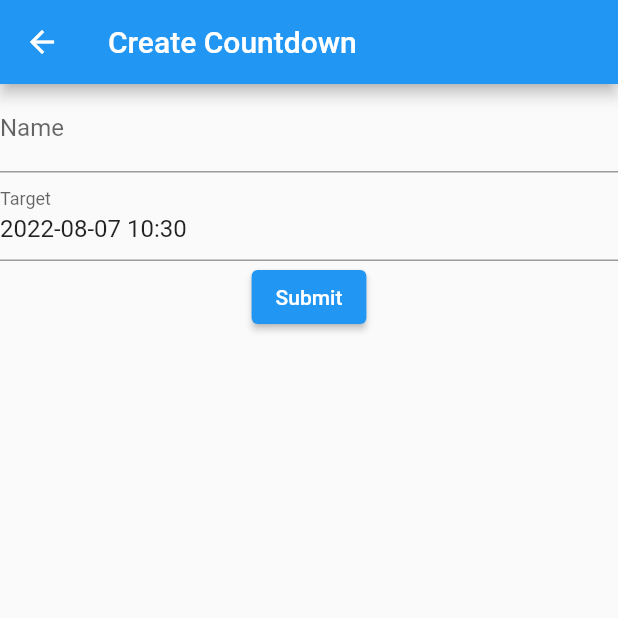
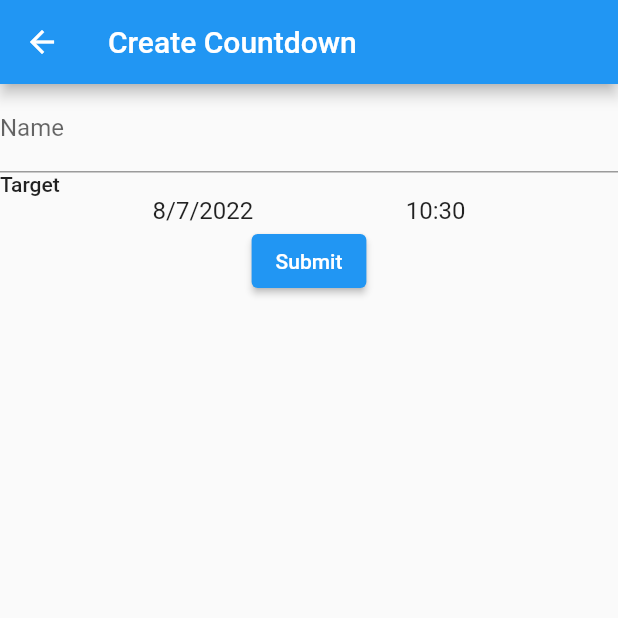
Before and after one commit to soikkea/countdown-timer-app, a Flutter app: the EditCountdownTimerView screen opened by its route, on a phone screen of 412 x 824 dp, the top half of it. Run offline on Flutter 3.47's test engine with Material 2 defaults, Android fonts, the phone set to English and light mode, and no system bars; our stand-ins replace shared_preferences, sqflite; accounts and stored records are empty; generated files the repository leaves out were written again.

```diff
--- a/lib/src/countdown/edit_countdown_view.dart
+++ b/lib/src/countdown/edit_countdown_view.dart
@@ -27,38 +27,8 @@ class CountdownTimerForm extends StatefulWidget {
 
 class _CountdownTimerFormState extends State<CountdownTimerForm> {
   final _formKey = GlobalKey<FormState>();
-  final _nameController = TextEditingController();
+  String _name = '';
   DateTime _target = DateTime.now();
-  final _targetController = TextEditingController();
-
-  TimeOfDay get _targetTimeOfDay => TimeOfDay.fromDateTime(_target);
-
-  DateTime _combineDateAndTime(DateTime date, TimeOfDay time) {
-    return DateTime(date.year, date.month, date.day, time.hour, time.minute);
-  }
-
-  Future<void> _pickTargetDateTime() async {
-    final date = await showDatePicker(
-        context: context,
-        initialDate: _target,
-        firstDate: DateTime(1900),
-        lastDate: DateTime(2100));
-    if (date == null) {
-      return;
-    }
-    final time =
-        await showTimePicker(context: context, initialTime: _targetTimeOfDay);
-    if (time == null) {
-      return;
-    }
-    setState(() {
-      _target = _combineDateAndTime(date, time);
-    });
-  }
-
-  String _formatTarget() {
-    return DateFormat("yyyy-MM-dd HH:mm").format(_target);
-  }
 
   @override
   void initState() {
@@ -67,54 +37,146 @@ class _CountdownTimerFormState extends State<CountdownTimerForm> {
 
   @override
   void dispose() {
-    _nameController.dispose();
     super.dispose();
   }
 
   @override
   Widget build(BuildContext context) {
-    _targetController.text = _formatTarget();
-
     return Form(
         key: _formKey,
         child: Column(
           children: [
             TextFormField(
-              decoration: const InputDecoration(labelText: 'Name'),
+              decoration: const InputDecoration(
+                labelText: 'Name',
+              ),
               validator: (value) {
                 if (value == null || value.isEmpty) {
                   return "Name can't be empty";
                 }
                 return null;
               },
-              controller: _nameController,
+              onChanged: (value) {
+                setState(() {
+                  _name = value;
+                });
+              },
             ),
-            TextFormField(
-              controller: _targetController,
-              decoration: const InputDecoration(labelText: 'Target'),
-              readOnly: true,
-              onTap: () {
-                _pickTargetDateTime();
+            _FormDateTimePicker(
+              date: _target,
+              onChanged: (value) {
+                setState(() {
+                  _target = value;
+                });
               },
+              title: 'Target',
             ),
             ElevatedButton(
               onPressed: () {
                 if (_formKey.currentState!.validate()) {
-                    // TODO handle valid data
                   final newCountdown = CountdownTimer(
                     id: 0,
-                        name: _nameController.text,
+                    name: _name,
                     startTime: _target.toUtc(),
-                        createdAt: DateTime.now().toUtc());
-                    Provider.of<CountdownTimerProvider>(context, listen: false)
-                        .add(newCountdown);
-                    ScaffoldMessenger.of(context).showSnackBar(
-                        const SnackBar(content: Text('New Countdown added!')));
+                    createdAt: DateTime.now().toUtc(),
+                  );
+                  Provider.of<CountdownTimerProvider>(
+                    context,
+                    listen: false,
+                  ).add(newCountdown);
+                  ScaffoldMessenger.of(context).showSnackBar(const SnackBar(
+                    content: Text('New Countdown added!'),
+                  ));
                   Navigator.pop(context);
                 }
               },
-                child: const Text('Submit'))
+              child: const Text('Submit'),
+            )
           ],
         ));
   }
 }
+
+class _FormDateTimePicker extends StatefulWidget {
+  final DateTime date;
+  final ValueChanged<DateTime> onChanged;
+  final String title;
+  const _FormDateTimePicker({
+    Key? key,
+    required this.date,
+    required this.onChanged,
+    required this.title,
+  }) : super(key: key);
+
+  @override
+  State<_FormDateTimePicker> createState() => __FormDateTimePickerState();
+}
+
+class __FormDateTimePickerState extends State<_FormDateTimePicker> {
+  DateTime _combineDateAndTime(DateTime date, TimeOfDay time) {
+    return DateTime(date.year, date.month, date.day, time.hour, time.minute);
+  }
+
+  @override
+  Widget build(BuildContext context) {
+    return Row(
+      children: [
+        Expanded(
+          child: Column(
+            crossAxisAlignment: CrossAxisAlignment.start,
+            mainAxisAlignment: MainAxisAlignment.spaceAround,
+            children: [
+              Text(
+                widget.title,
+                style: Theme.of(context).textTheme.bodyText1,
+              ),
+              Row(
+                mainAxisAlignment: MainAxisAlignment.spaceEvenly,
+                children: [
+                  GestureDetector(
+                    onTap: () async {
+                      final time = TimeOfDay.fromDateTime(widget.date);
+                      var newDate = await showDatePicker(
+                        context: context,
+                        initialDate: widget.date,
+                        firstDate: DateTime(1900),
+                        lastDate: DateTime(2100),
+                      );
+
+                      if (newDate == null) {
+                        return;
+                      }
+
+                      widget.onChanged(_combineDateAndTime(newDate, time));
+                    },
+                    child: Text(
+                      DateFormat.yMd().format(widget.date),
+                      style: Theme.of(context).textTheme.subtitle1,
+                    ),
+                  ),
+                  GestureDetector(
+                    onTap: () async {
+                      final time = await showTimePicker(
+                        context: context,
+                        initialTime: TimeOfDay.fromDateTime(widget.date),
+                      );
+                      if (time == null) {
+                        return;
+                      }
+
+                      widget.onChanged(_combineDateAndTime(widget.date, time));
+                    },
+                    child: Text(
+                      DateFormat.Hm().format(widget.date),
+                      style: Theme.of(context).textTheme.subtitle1,
+                    ),
+                  ),
+                ],
+              ),
+            ],
+          ),
+        ),
+      ],
+    );
+  }
+}
```
Lines whose indentation alone changed are shown as unchanged.
